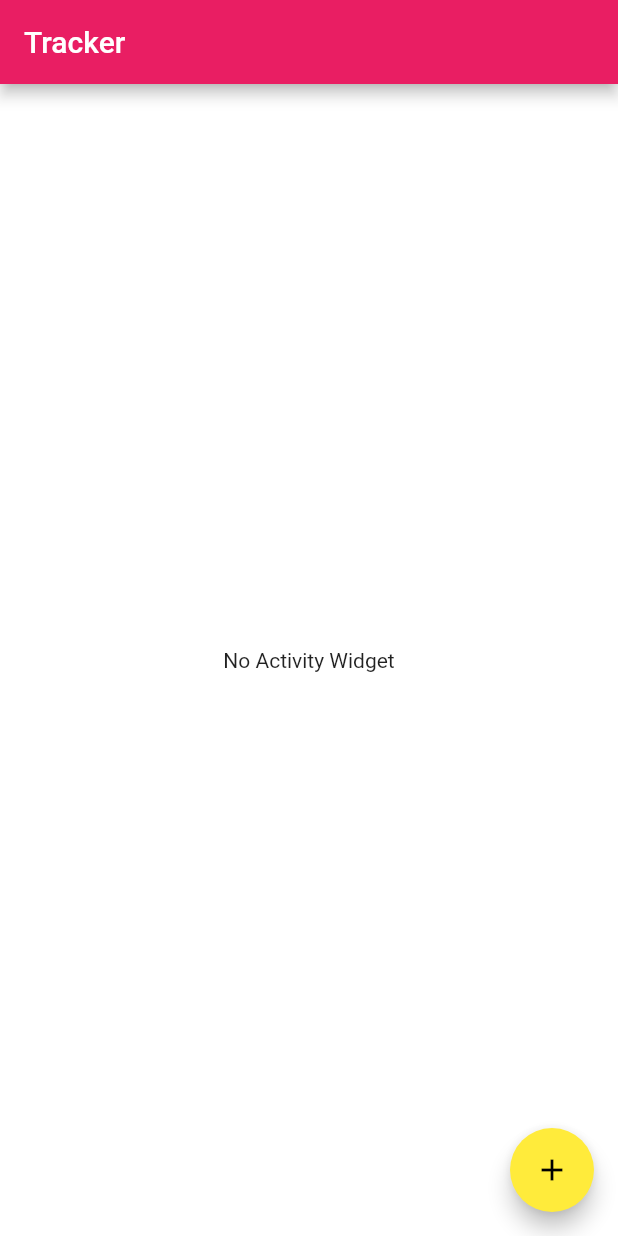
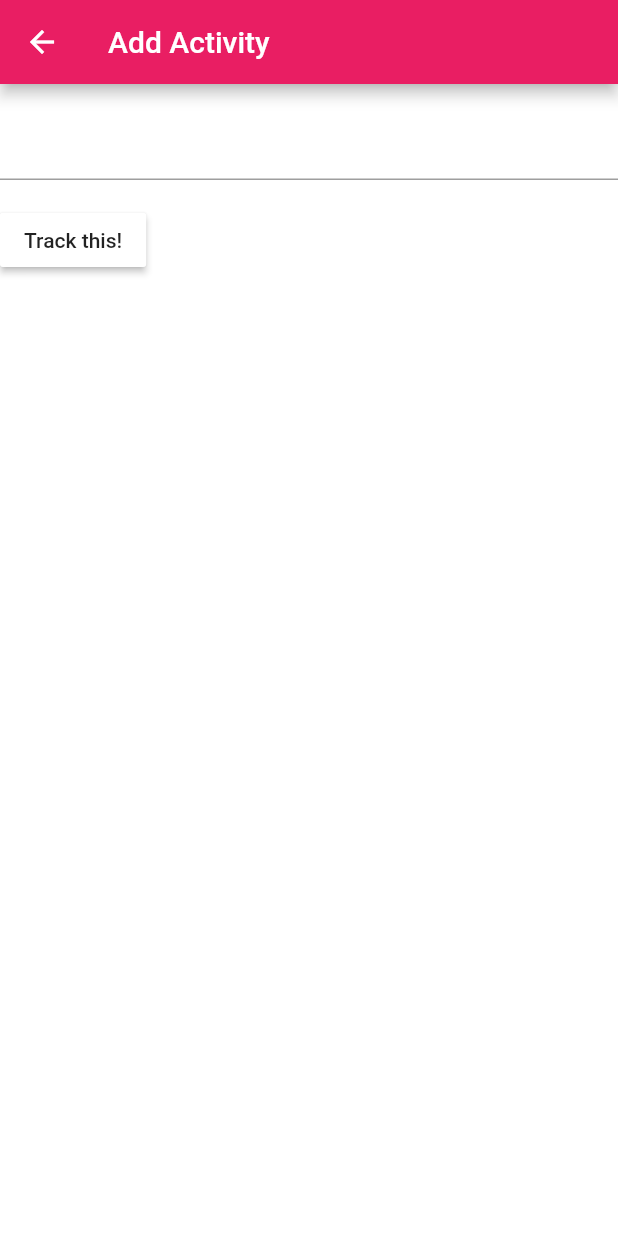
Before and after one commit to abenoit/tracker, a Flutter app: the screen it shows after launch, after a tap on the "add" icon, on a phone screen of 412 x 824 dp. Run offline on Flutter 3.47's test engine with Material 2 defaults, Android fonts, the phone set to English and light mode, and no system bars.

Commit message:
Add Activity to model

```diff
--- a/lib/components/activityMain.dart
+++ b/lib/components/activityMain.dart
@@ -1,17 +1,20 @@
 import 'package:flutter/material.dart';
 import 'package:provider/provider.dart';
 import 'package:tracker/components/noActivity.dart';
+import 'package:tracker/components/todaysActivities.dart';
 import 'package:tracker/models/ActivitiesProvider.dart';
 
 class ActivityMain extends StatelessWidget {
-  ActivityMain({Key key}) : super(key: key);
-
   @override
   Widget build(BuildContext context) {
     return Container(
       child: Consumer<ActivitiesModel>(
         builder: (context, activities, child) {
-          return activities.hasActivity() ? Text("Has Activities") : NoActivity;
+          if (activities.hasActivity()) {
+            return TodaysActivities(activities: activities.getActivities());
+          }
+
+          return NoActivity();
         },
       ),
     );
--- /dev/null
+++ b/lib/components/todaysActivities.dart
@@ -0,0 +1,17 @@
+import 'package:flutter/material.dart';
+
+class TodaysActivities extends StatelessWidget {
+  final activities;
+  TodaysActivities({Key key, this.activities}) : super(key: key);
+
+  @override
+  Widget build(BuildContext context) {
+    return Container(
+      child: Column(
+          children: activities
+              .map<Widget>((activity) =>
+                  new Text(activity != null ? activity : "null string"))
+              .toList()),
+    );
+  }
+}
--- a/lib/main.dart
+++ b/lib/main.dart
@@ -16,7 +16,7 @@ class App extends StatelessWidget {
     return MaterialApp(
       title: 'Tracker',
       theme: appTheme(),
-      home: Main(title: 'Tracker'),
+      home: Home(title: 'Tracker'),
     );
   }
 }
--- /dev/null
+++ b/lib/screens/Home/addActivity.dart
@@ -0,0 +1,61 @@
+import 'package:flutter/material.dart';
+import 'package:provider/provider.dart';
+import 'package:tracker/models/ActivitiesProvider.dart';
+
+class AddActivity extends StatefulWidget {
+  final validateActivity;
+  AddActivity({Key key, this.validateActivity}) : super(key: key);
+
+  @override
+  AddActivityState createState() => AddActivityState();
+}
+
+class AddActivityState extends State<AddActivity> {
+  final _formKey = GlobalKey<FormState>();
+  String activityName;
+
+  @override
+  Widget build(BuildContext context) {
+    return Scaffold(
+        appBar: AppBar(
+          title: Text('Add Activity'),
+        ),
+        body: Container(child:
+            Consumer<ActivitiesModel>(builder: (context, activities, child) {
+          return Padding(
+              padding: const EdgeInsets.symmetric(vertical: 16.0),
+              child: Form(
+                  key: _formKey,
+                  child: Column(
+                      crossAxisAlignment: CrossAxisAlignment.start,
+                      children: <Widget>[
+                        TextFormField(
+                            decoration: const InputDecoration(
+                              hintText: 'Activity name to track',
+                            ),
+                            validator: (value) {
+                              if (value.isEmpty) {
+                                return 'Please an activity name';
+                              }
+                              return null;
+                            },
+                            onChanged: (val) =>
+                                setState(() => activityName = val)),
+                        Padding(
+                          padding: const EdgeInsets.symmetric(vertical: 16.0),
+                          child: RaisedButton(
+                            onPressed: () {
+                              // Validate will return true if the form is valid, or false if
+                              // the form is invalid.
+                              if (_formKey.currentState.validate()) {
+                                activities.addActivity(activityName);
+                                Navigator.pop(context);
+                              }
+                            },
+                            child: Text('Track this!'),
+                          ),
+                        )
+                      ])));
+        })));
+  }
+}
--- a/lib/screens/Home/home.dart
+++ b/lib/screens/Home/home.dart
@@ -1,23 +1,35 @@
 import 'package:flutter/material.dart';
-import 'package:tracker/components/noActivity.dart';
+import 'package:tracker/components/activityMain.dart';
 
-class Main extends StatelessWidget {
-  Main({Key key, this.title}) : super(key: key);
+import 'addActivity.dart';
+
+class Home extends StatefulWidget {
+  Home({Key key, this.title}) : super(key: key);
   final String title;
 
-  void _addActivity() {}
+  @override
+  HomeState createState() => HomeState();
+}
+
+class HomeState extends State<Home> {
+  void _addActivity() {
+    Navigator.push(
+      context,
+      MaterialPageRoute(builder: (context) => AddActivity()),
+    );
+  }
 
   @override
   Widget build(BuildContext context) {
     return Scaffold(
       appBar: AppBar(
-        title: Text(title),
+        title: Text(widget.title),
       ),
       body: Center(
         child: Column(
           mainAxisAlignment: MainAxisAlignment.center,
           children: <Widget>[
-            NoActivity(key: key),
+            ActivityMain(),
           ],
         ),
       ),
@@ -25,7 +37,7 @@ class Main extends StatelessWidget {
         onPressed: _addActivity,
         tooltip: 'Add Activity',
         child: Icon(Icons.add),
-      ), // This trailing comma makes auto-formatting nicer for build methods.
+      ),
     );
   }
 }
```
